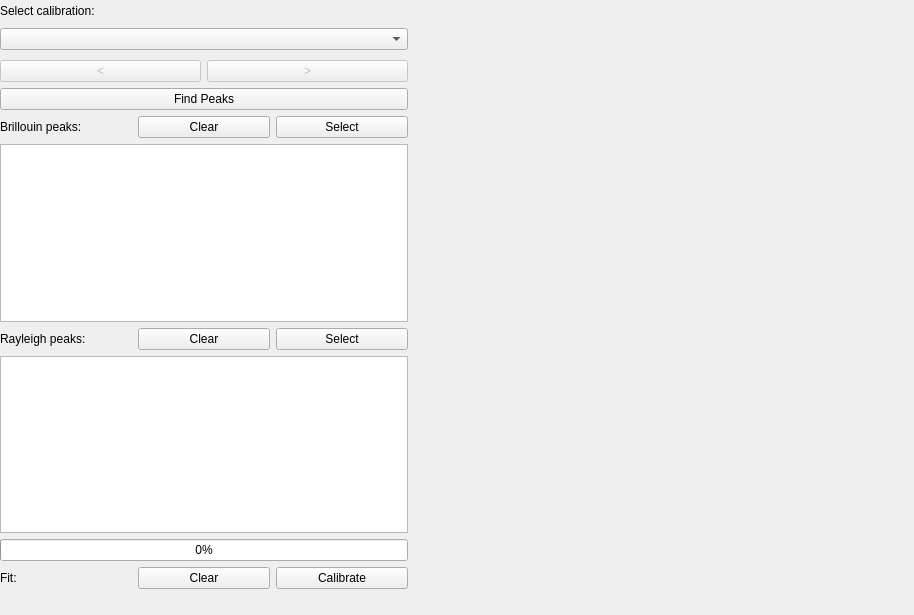
Above: bmicro/gui/calibration/calibration_view.ui from BrillouinMicroscopy/BMicro before the change. Below: the same form after it.
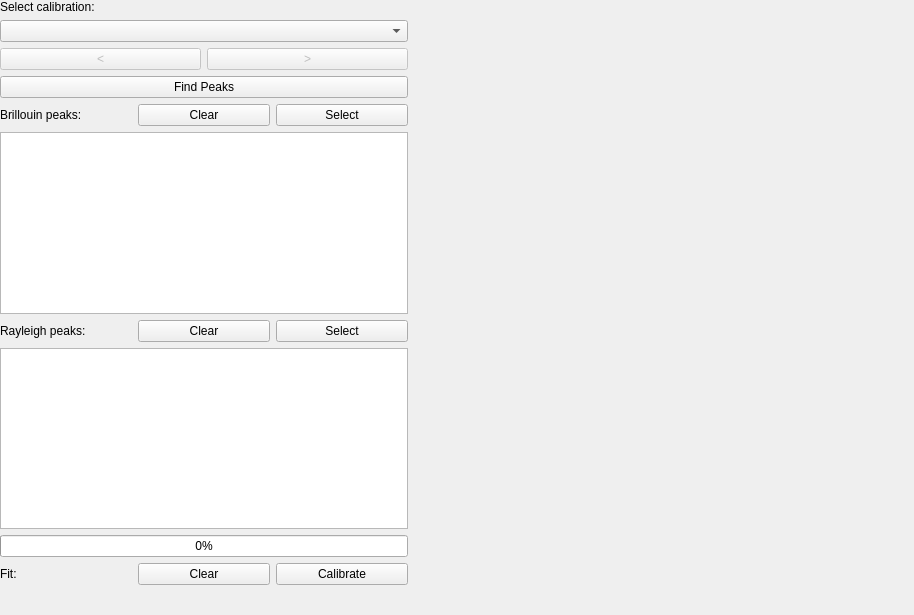
That is the form after the change.

Commit message: Fix small layout glitch in extraction view

```diff
--- a/bmicro/gui/calibration/calibration_view.ui
+++ b/bmicro/gui/calibration/calibration_view.ui
@@ -10,12 +10,6 @@
     <height>615</height>
    </rect>
   </property>
-  <property name="sizePolicy">
-   <sizepolicy hsizetype="Preferred" vsizetype="Preferred">
-    <horstretch>0</horstretch>
-    <verstretch>0</verstretch>
-   </sizepolicy>
-  </property>
   <property name="windowTitle">
    <string>Form</string>
   </property>
@@ -38,16 +32,10 @@
       <layout class="QVBoxLayout" name="verticalLayout">
        <item>
         <widget class="QWidget" name="widget_selection" native="true">
-         <property name="sizePolicy">
-          <sizepolicy hsizetype="Expanding" vsizetype="Fixed">
-           <horstretch>0</horstretch>
-           <verstretch>0</verstretch>
-          </sizepolicy>
-         </property>
          <property name="minimumSize">
           <size>
            <width>400</width>
-           <height>54</height>
+           <height>70</height>
           </size>
          </property>
          <property name="maximumSize">
@@ -92,9 +80,6 @@
             </property>
            </widget>
           </item>
-         </layout>
-        </widget>
-       </item>
        <item>
         <layout class="QHBoxLayout" name="horizontalLayout">
          <item>
@@ -118,6 +103,9 @@
           </widget>
          </item>
         </layout>
+          </item>
+         </layout>
+        </widget>
        </item>
        <item>
         <layout class="QHBoxLayout" name="horizontalLayout_4">
```
Lines whose indentation alone changed are shown as unchanged. The commit also changes 1 other file.
